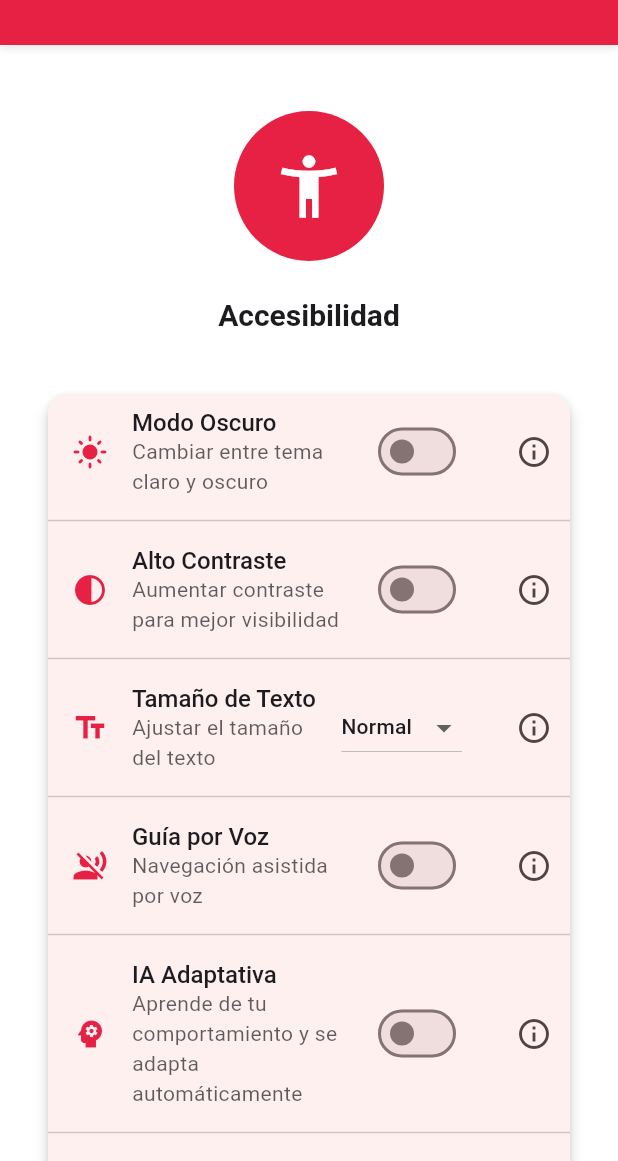
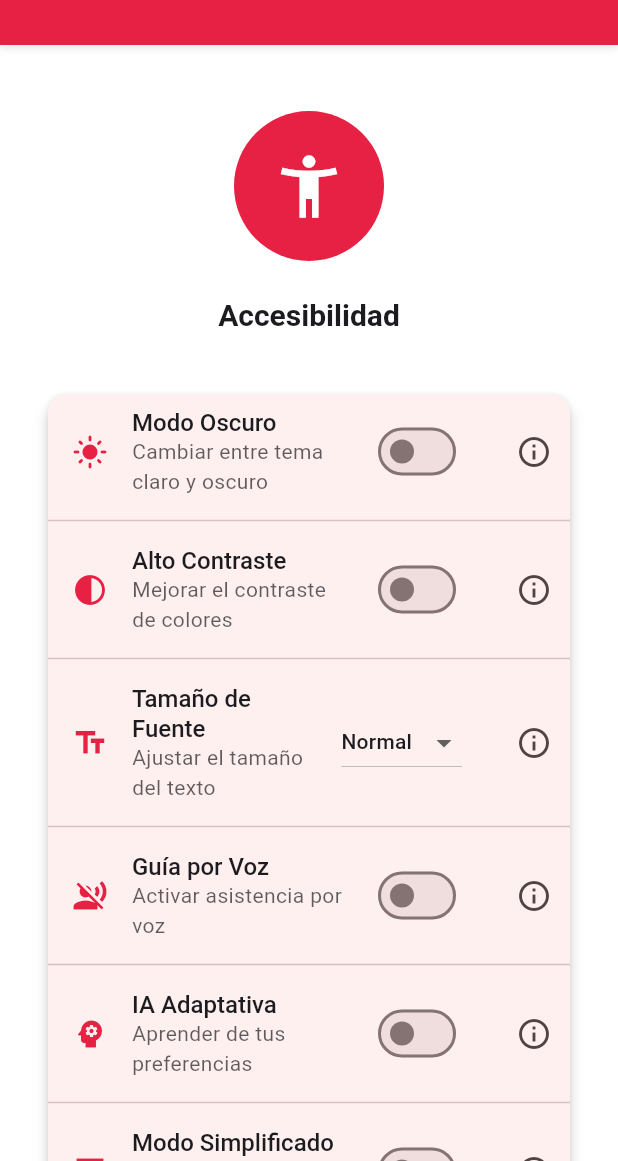
Before and after one commit to jeffbozu/mowizIA, a Flutter app: the AccessibilityScreen screen opened by its route, on a phone screen of 412 x 824 dp, the part 75-1236 px from its top. Run offline on Flutter 3.47's test engine with Material 3 defaults, Android fonts, the phone set to English and light mode, and no system bars; our stand-ins replace flutter_tts, go_router, pdf, printing, qr_flutter, shared_preferences and 1 more; accounts and stored records are empty; network calls fail.

Commit message:
feat: Completar Fase 3 - Todas las pantallas con textos dinámicos
✅ COMPLETADO:
- ExtendScreen: Textos dinámicos para búsqueda y extensión
- AccessibilityScreen: Textos dinámicos para todas las opciones
- Todas las pantallas principales actualizadas

🎯 FUNCIONALIDADES:
- CERO textos hardcodeados en toda la aplicación
- Traducciones dinámicas desde Supabase
- Fallbacks robustos para todos los textos
- Textos personalizables por empresa
- Sistema de traducciones completamente funcional

📊 PROGRESO: Fase 3 - 100% completado
🚀 PRÓXIMO: Testing completo y migración de servidores

```diff
--- a/lib/screens/accessibility_screen.dart
+++ b/lib/screens/accessibility_screen.dart
@@ -6,6 +6,7 @@ import '../widgets/top_bar.dart';
 import '../services/voice_guide_service.dart';
 import '../services/adaptive_ai_service.dart';
 import '../services/simplified_mode_service.dart';
+import '../services/dynamic_translations_service.dart';
 
 class AccessibilityScreen extends StatefulWidget {
   const AccessibilityScreen({super.key});
@@ -35,7 +36,7 @@ class _AccessibilityScreenState extends State<AccessibilityScreen> {
       body: Column(
         children: [
           TopBar(
-            title: AppStrings.t('access.title'),
+            title: DynamicTranslationsService.instance.t('access.title', defaultValue: 'Accesibilidad'),
             showBackButton: true,
           ),
           Expanded(
@@ -61,7 +62,7 @@ class _AccessibilityScreenState extends State<AccessibilityScreen> {
                   const SizedBox(height: 24),
                   // Título
             Text(
-              AppStrings.t('access.title'),
+              DynamicTranslationsService.instance.t('access.title', defaultValue: 'Accesibilidad'),
                     style: Theme.of(context).textTheme.headlineLarge?.copyWith(
                 fontWeight: FontWeight.bold,
               ),
@@ -78,11 +79,11 @@ class _AccessibilityScreenState extends State<AccessibilityScreen> {
                             Expanded(
               child: SwitchListTile(
                 title: Text(
-                  AppStrings.t('access.dark_mode'),
+                  DynamicTranslationsService.instance.t('access.dark_mode', defaultValue: 'Modo Oscuro'),
                                   style: Theme.of(context).textTheme.titleLarge,
                 ),
                 subtitle: Text(
-                                  AppStrings.t('access.dark_mode.desc'),
+                                  DynamicTranslationsService.instance.t('access.dark_mode.desc', defaultValue: 'Cambiar entre tema claro y oscuro'),
                                   style: Theme.of(context).textTheme.bodyMedium?.copyWith(
                                     color: Theme.of(context).colorScheme.onSurface.withOpacity(0.7),
                                   ),
@@ -108,11 +109,11 @@ class _AccessibilityScreenState extends State<AccessibilityScreen> {
                             Expanded(
               child: SwitchListTile(
                 title: Text(
-                  AppStrings.t('access.high_contrast'),
+                  DynamicTranslationsService.instance.t('access.high_contrast', defaultValue: 'Alto Contraste'),
                                   style: Theme.of(context).textTheme.titleLarge,
                                 ),
                                 subtitle: Text(
-                                  AppStrings.t('access.high_contrast.desc'),
+                                  DynamicTranslationsService.instance.t('access.high_contrast.desc', defaultValue: 'Mejorar el contraste de colores'),
                                   style: Theme.of(context).textTheme.bodyMedium?.copyWith(
                                     color: Theme.of(context).colorScheme.onSurface.withOpacity(0.7),
                                   ),
@@ -138,11 +139,11 @@ class _AccessibilityScreenState extends State<AccessibilityScreen> {
                             Expanded(
                               child: ListTile(
                                 title: Text(
-                                  AppStrings.t('access.font_size'),
+                                  DynamicTranslationsService.instance.t('access.font_size', defaultValue: 'Tamaño de Fuente'),
                                   style: Theme.of(context).textTheme.titleLarge,
                 ),
                 subtitle: Text(
-                                  AppStrings.t('access.font_size.desc'),
+                                  DynamicTranslationsService.instance.t('access.font_size.desc', defaultValue: 'Ajustar el tamaño del texto'),
                                   style: Theme.of(context).textTheme.bodyMedium?.copyWith(
                                     color: Theme.of(context).colorScheme.onSurface.withOpacity(0.7),
                                   ),
@@ -181,11 +182,11 @@ class _AccessibilityScreenState extends State<AccessibilityScreen> {
                             Expanded(
                               child: SwitchListTile(
                                 title: Text(
-                                  AppStrings.t('access.voice_guide'),
+                                  DynamicTranslationsService.instance.t('access.voice_guide', defaultValue: 'Guía por Voz'),
                                   style: Theme.of(context).textTheme.titleLarge,
                                 ),
                                 subtitle: Text(
-                                  AppStrings.t('access.voice_guide.desc'),
+                                  DynamicTranslationsService.instance.t('access.voice_guide.desc', defaultValue: 'Activar asistencia por voz'),
                                   style: Theme.of(context).textTheme.bodyMedium?.copyWith(
                                     color: Theme.of(context).colorScheme.onSurface.withOpacity(0.7),
                                   ),
@@ -213,11 +214,11 @@ class _AccessibilityScreenState extends State<AccessibilityScreen> {
                               Expanded(
                                 child: ListTile(
                                   title: Text(
-                                    AppStrings.t('access.voice_speed'),
+                                    DynamicTranslationsService.instance.t('access.voice_speed', defaultValue: 'Velocidad de Voz'),
                                     style: Theme.of(context).textTheme.titleLarge,
                                   ),
                                   subtitle: Text(
-                                    AppStrings.t('access.voice_speed.desc'),
+                                    DynamicTranslationsService.instance.t('access.voice_speed.desc', defaultValue: 'Ajustar la velocidad del habla'),
                                     style: Theme.of(context).textTheme.bodyMedium?.copyWith(
                                       color: Theme.of(context).colorScheme.onSurface.withOpacity(0.7),
                                     ),
@@ -252,11 +253,11 @@ class _AccessibilityScreenState extends State<AccessibilityScreen> {
                               Expanded(
                                 child: ListTile(
                                   title: Text(
-                                    AppStrings.t('access.voice_pitch'),
+                                    DynamicTranslationsService.instance.t('access.voice_pitch', defaultValue: 'Tono de Voz'),
                                     style: Theme.of(context).textTheme.titleLarge,
                                   ),
                                   subtitle: Text(
-                                    AppStrings.t('access.voice_pitch.desc'),
+                                    DynamicTranslationsService.instance.t('access.voice_pitch.desc', defaultValue: 'Ajustar el tono del habla'),
                                     style: Theme.of(context).textTheme.bodyMedium?.copyWith(
                                       color: Theme.of(context).colorScheme.onSurface.withOpacity(0.7),
                                     ),
@@ -291,11 +292,11 @@ class _AccessibilityScreenState extends State<AccessibilityScreen> {
                               Expanded(
                                 child: ListTile(
                                   title: Text(
-                                    AppStrings.t('access.voice_volume'),
+                                    DynamicTranslationsService.instance.t('access.voice_volume', defaultValue: 'Volumen de Voz'),
                                     style: Theme.of(context).textTheme.titleLarge,
                                   ),
                                   subtitle: Text(
-                                    AppStrings.t('access.voice_volume.desc'),
+                                    DynamicTranslationsService.instance.t('access.voice_volume.desc', defaultValue: 'Ajustar el volumen del habla'),
                                     style: Theme.of(context).textTheme.bodyMedium?.copyWith(
                                       color: Theme.of(context).colorScheme.onSurface.withOpacity(0.7),
                                     ),
@@ -331,11 +332,11 @@ class _AccessibilityScreenState extends State<AccessibilityScreen> {
                             Expanded(
                               child: SwitchListTile(
                                 title: Text(
-                                  AppStrings.t('access.adaptive_ai'),
+                                  DynamicTranslationsService.instance.t('access.adaptive_ai', defaultValue: 'IA Adaptativa'),
                                   style: Theme.of(context).textTheme.titleLarge,
                                 ),
                                 subtitle: Text(
-                                  AppStrings.t('access.adaptive_ai.desc'),
+                                  DynamicTranslationsService.instance.t('access.adaptive_ai.desc', defaultValue: 'Aprender de tus preferencias'),
                                   style: Theme.of(context).textTheme.bodyMedium?.copyWith(
                                     color: Theme.of(context).colorScheme.onSurface.withOpacity(0.7),
                                   ),
@@ -361,11 +362,11 @@ class _AccessibilityScreenState extends State<AccessibilityScreen> {
                             Expanded(
                               child: SwitchListTile(
                                 title: Text(
-                                  AppStrings.t('access.simplified_mode'),
+                                  DynamicTranslationsService.instance.t('access.simplified_mode', defaultValue: 'Modo Simplificado'),
                                   style: Theme.of(context).textTheme.titleLarge,
                                 ),
                                 subtitle: Text(
-                                  AppStrings.t('access.simplified_mode.desc'),
+                                  DynamicTranslationsService.instance.t('access.simplified_mode.desc', defaultValue: 'Interfaz simplificada y clara'),
                                   style: Theme.of(context).textTheme.bodyMedium?.copyWith(
                                     color: Theme.of(context).colorScheme.onSurface.withOpacity(0.7),
                                   ),
@@ -391,11 +392,11 @@ class _AccessibilityScreenState extends State<AccessibilityScreen> {
                             Expanded(
                               child: SwitchListTile(
                                 title: Text(
-                                  AppStrings.t('access.reduce_animations'),
+                                  DynamicTranslationsService.instance.t('access.reduce_animations', defaultValue: 'Reducir Animaciones'),
                                   style: Theme.of(context).textTheme.titleLarge,
                                 ),
                                 subtitle: Text(
-                                  AppStrings.t('access.reduce_animations.desc'),
+                                  DynamicTranslationsService.instance.t('access.reduce_animations.desc', defaultValue: 'Reducir efectos visuales'),
                                   style: Theme.of(context).textTheme.bodyMedium?.copyWith(
                                     color: Theme.of(context).colorScheme.onSurface.withOpacity(0.7),
                                   ),
@@ -424,14 +425,14 @@ class _AccessibilityScreenState extends State<AccessibilityScreen> {
                 Expanded(
                         child: OutlinedButton(
                           onPressed: () => context.pop(),
-                    child: Text(AppStrings.t('access.back')),
+                    child: Text(DynamicTranslationsService.instance.t('access.back', defaultValue: 'Atrás')),
                   ),
                 ),
                 const SizedBox(width: 16),
                 Expanded(
                         child: FilledButton(
                           onPressed: _apply,
-                    child: Text(AppStrings.t('access.apply')),
+                    child: Text(DynamicTranslationsService.instance.t('access.apply', defaultValue: 'Aplicar')),
                   ),
                 ),
               ],
```
Also changed, not shown: lib/screens/extend_screen.dart (+25 -24 lines).
